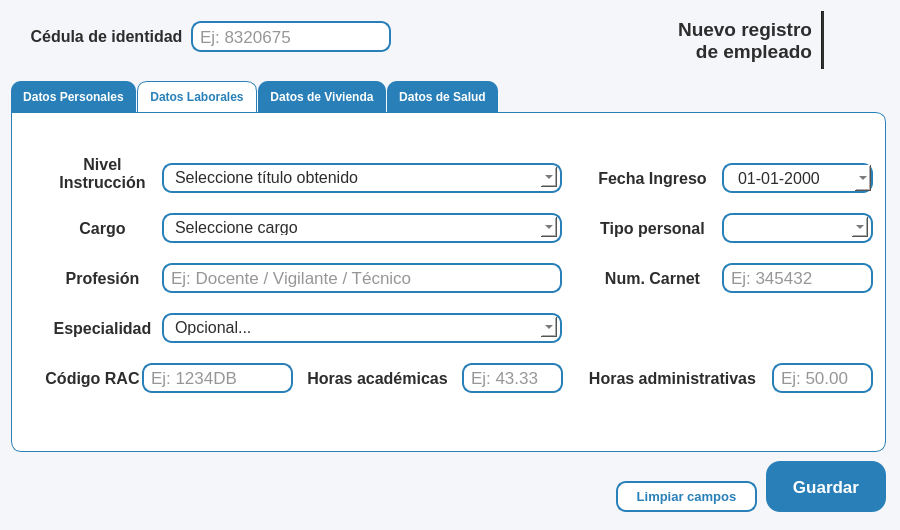
Before: the Qt Designer form resources/ui/registro_emple.ui in Proyecto-Uptjaa/Proyecto_SIRA, drawn with Qt 5.
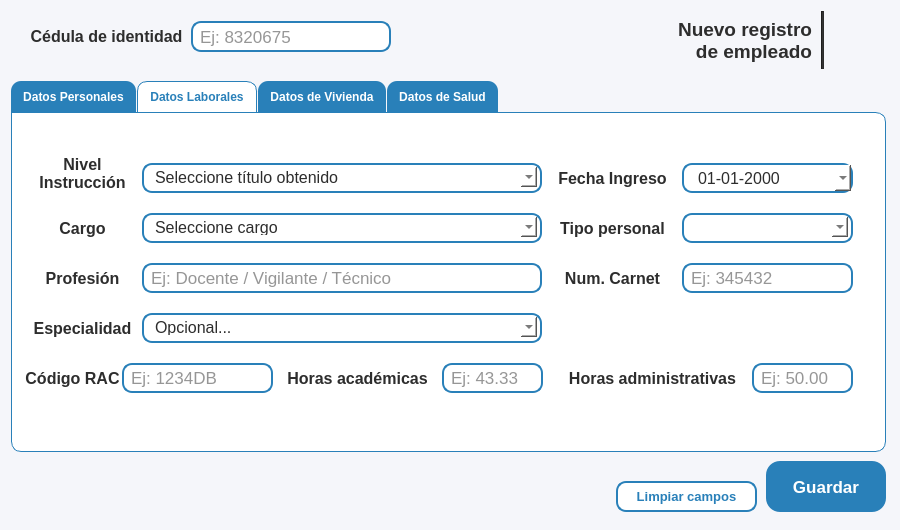
After: the same form once the commit is applied. The open tabs and pages were chosen to show the change. Icons and pictures are not drawn.

Patch:
```diff
--- a/resources/ui/registro_emple.ui
+++ b/resources/ui/registro_emple.ui
@@ -1803,9 +1803,9 @@
        <widget class="QDateEdit" name="lneFechaIngreso_reg_emple">
         <property name="geometry">
          <rect>
-          <x>710</x>
+          <x>670</x>
           <y>50</y>
-          <width>151</width>
+          <width>171</width>
           <height>30</height>
          </rect>
         </property>
@@ -1817,7 +1817,7 @@
         </property>
         <property name="maximumSize">
          <size>
-          <width>151</width>
+          <width>200</width>
           <height>30</height>
          </size>
         </property>
@@ -1943,7 +1943,7 @@
        <widget class="QLabel" name="lblStudent_nombres_2">
         <property name="geometry">
          <rect>
-          <x>50</x>
+          <x>30</x>
           <y>100</y>
           <width>81</width>
           <height>30</height>
@@ -1981,7 +1981,7 @@
        <widget class="QLabel" name="lblStudent_fechaNac_repre_4">
         <property name="geometry">
          <rect>
-          <x>580</x>
+          <x>540</x>
           <y>150</y>
           <width>121</width>
           <height>30</height>
@@ -2019,7 +2019,7 @@
        <widget class="QLabel" name="lblStudent_apellido_repre">
         <property name="geometry">
          <rect>
-          <x>40</x>
+          <x>20</x>
           <y>40</y>
           <width>101</width>
           <height>41</height>
@@ -2058,7 +2058,7 @@
        <widget class="QLabel" name="lblStudent_fechaNac_repre">
         <property name="geometry">
          <rect>
-          <x>580</x>
+          <x>540</x>
           <y>50</y>
           <width>121</width>
           <height>30</height>
@@ -2096,9 +2096,9 @@
        <widget class="QLineEdit" name="lneCarnet_reg_emple">
         <property name="geometry">
          <rect>
-          <x>710</x>
+          <x>670</x>
           <y>150</y>
-          <width>151</width>
+          <width>171</width>
           <height>30</height>
          </rect>
         </property>
@@ -2139,7 +2139,7 @@
        <widget class="QFrame" name="frmTitulo_emple">
         <property name="geometry">
          <rect>
-          <x>150</x>
+          <x>130</x>
           <y>50</y>
           <width>400</width>
           <height>30</height>
@@ -2287,7 +2287,7 @@
        <widget class="QLabel" name="lblStudent_fechaNac_repre_6">
         <property name="geometry">
          <rect>
-          <x>20</x>
+          <x>0</x>
           <y>250</y>
           <width>121</width>
           <height>30</height>
@@ -2325,7 +2325,7 @@
        <widget class="QLineEdit" name="lneRAC_reg_emple">
         <property name="geometry">
          <rect>
-          <x>130</x>
+          <x>110</x>
           <y>250</y>
           <width>151</width>
           <height>30</height>
@@ -2368,7 +2368,7 @@
        <widget class="QLabel" name="lblHoras_reg_emple">
         <property name="geometry">
          <rect>
-          <x>290</x>
+          <x>270</x>
           <y>250</y>
           <width>151</width>
           <height>30</height>
@@ -2406,7 +2406,7 @@
        <widget class="QLineEdit" name="lneHoras_aca_reg_emple">
         <property name="geometry">
          <rect>
-          <x>450</x>
+          <x>430</x>
           <y>250</y>
           <width>101</width>
           <height>30</height>
@@ -2449,7 +2449,7 @@
        <widget class="QFrame" name="frmTitulo_emple_2">
         <property name="geometry">
          <rect>
-          <x>150</x>
+          <x>130</x>
           <y>100</y>
           <width>400</width>
           <height>30</height>
@@ -2583,7 +2583,7 @@
        <widget class="QLineEdit" name="lneHoras_adm_reg_emple">
         <property name="geometry">
          <rect>
-          <x>760</x>
+          <x>740</x>
           <y>250</y>
           <width>101</width>
           <height>30</height>
@@ -2626,7 +2626,7 @@
        <widget class="QLabel" name="lblHoras_reg_emple_2">
         <property name="geometry">
          <rect>
-          <x>570</x>
+          <x>550</x>
           <y>250</y>
           <width>181</width>
           <height>30</height>
@@ -2664,7 +2664,7 @@
        <widget class="QLabel" name="lblEspecialidad_reg_emple">
         <property name="geometry">
          <rect>
-          <x>40</x>
+          <x>20</x>
           <y>200</y>
           <width>101</width>
           <height>30</height>
@@ -2702,7 +2702,7 @@
        <widget class="QFrame" name="frmTitulo_emple_3">
         <property name="geometry">
          <rect>
-          <x>150</x>
+          <x>130</x>
           <y>200</y>
           <width>400</width>
           <height>30</height>
@@ -2830,7 +2830,7 @@
        <widget class="QLabel" name="lblHoras_reg_emple_3">
         <property name="geometry">
          <rect>
-          <x>580</x>
+          <x>540</x>
           <y>100</y>
           <width>121</width>
           <height>30</height>
@@ -2868,9 +2868,9 @@
        <widget class="QFrame" name="frmTitulo_emple_4">
         <property name="geometry">
          <rect>
-          <x>710</x>
+          <x>670</x>
           <y>100</y>
-          <width>151</width>
+          <width>171</width>
           <height>30</height>
          </rect>
         </property>
@@ -2911,7 +2911,7 @@
           <rect>
            <x>5</x>
            <y>4</y>
-           <width>141</width>
+           <width>161</width>
            <height>20</height>
           </rect>
          </property>
@@ -2991,7 +2991,7 @@
        <widget class="QLabel" name="lblStudent_nombres_4">
         <property name="geometry">
          <rect>
-          <x>50</x>
+          <x>30</x>
           <y>150</y>
           <width>81</width>
           <height>30</height>
@@ -3029,7 +3029,7 @@
        <widget class="QLineEdit" name="lneProfesion_reg_emple">
         <property name="geometry">
          <rect>
-          <x>150</x>
+          <x>130</x>
           <y>150</y>
           <width>400</width>
           <height>30</height>
```
Left out of the diff: 2 changed lines with no effect on the pictures.
